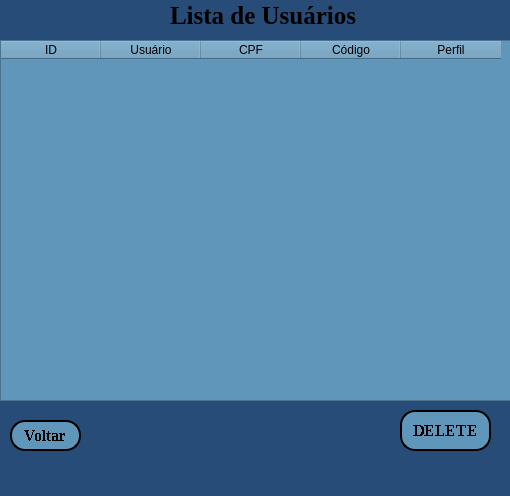
Qt form lista.ui (Leonardogotz/Sistema_de_Cadastro) before a commit.
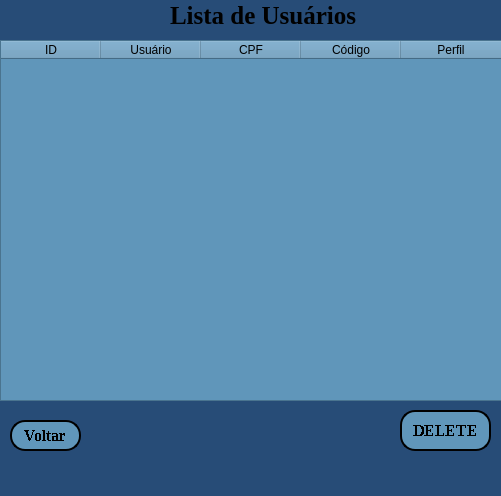
The same form after that commit.

Patch:
```diff
--- a/lista.ui
+++ b/lista.ui
@@ -6,7 +6,7 @@
    <rect>
     <x>0</x>
     <y>0</y>
-    <width>510</width>
+    <width>501</width>
     <height>496</height>
    </rect>
   </property>
```
Left out of the diff: 2 changed lines with no effect on the pictures.
